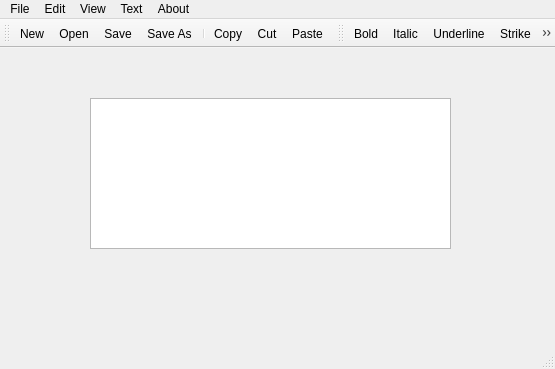
First picture: the form in mainwindow.ui, repository nguyenthangphong/rich-text-editor, before the edit.
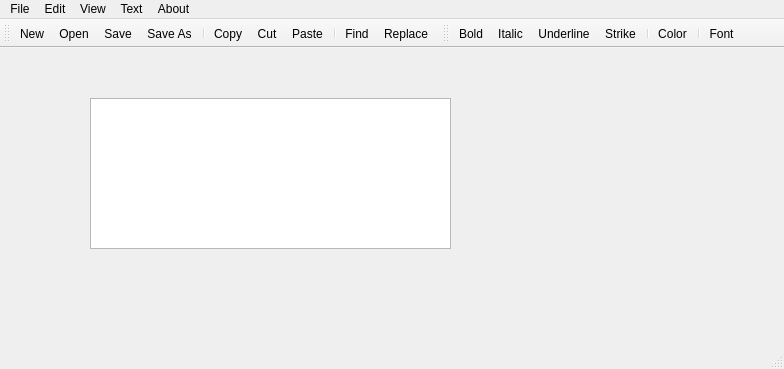
Second picture: the form after the edit. Icons and pictures are not drawn.

```diff
--- a/mainwindow.ui
+++ b/mainwindow.ui
@@ -6,7 +6,7 @@
    <rect>
     <x>0</x>
     <y>0</y>
-    <width>555</width>
+    <width>784</width>
     <height>369</height>
    </rect>
   </property>
@@ -30,7 +30,7 @@
     <rect>
      <x>0</x>
      <y>0</y>
-     <width>555</width>
+     <width>784</width>
      <height>26</height>
     </rect>
    </property>
@@ -111,6 +111,9 @@
    <addaction name="actionCopy"/>
    <addaction name="actionCut"/>
    <addaction name="actionPaste"/>
+   <addaction name="separator"/>
+   <addaction name="actionFind"/>
+   <addaction name="actionReplace"/>
   </widget>
   <widget class="QToolBar" name="toolBar_2">
    <property name="windowTitle">
```
Left out of the diff: 46 changed lines with no effect on the pictures.
